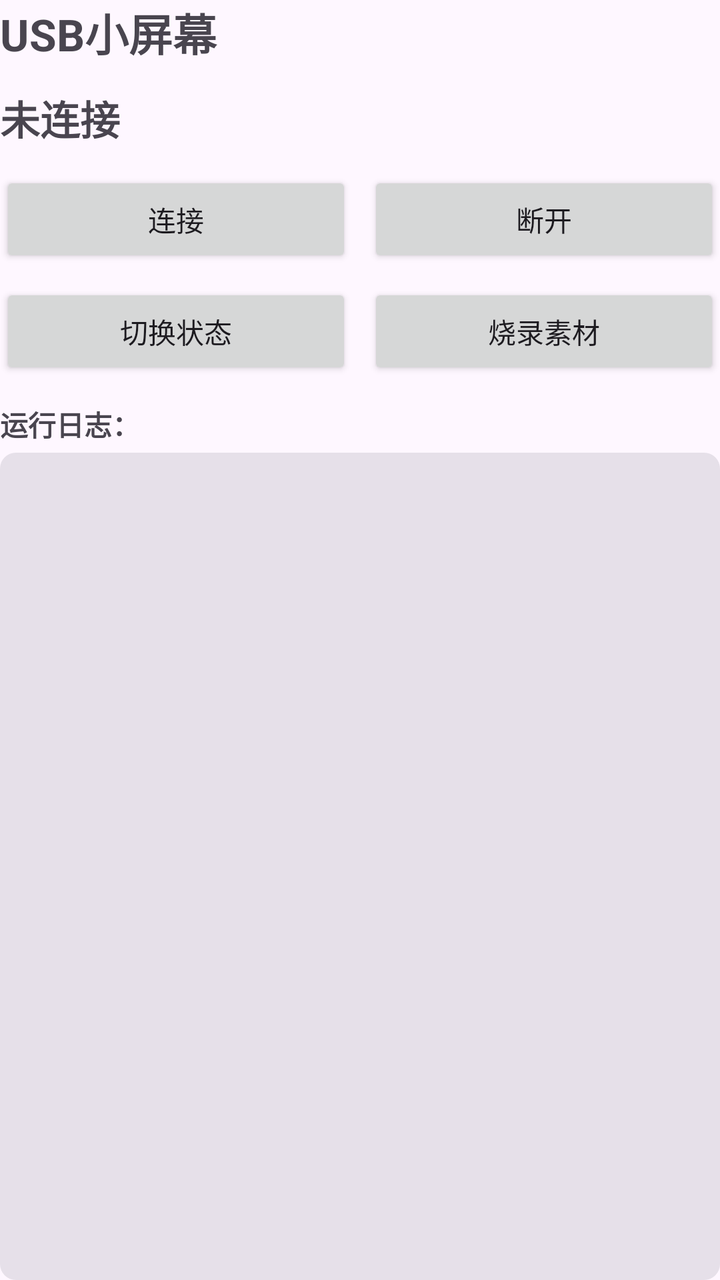
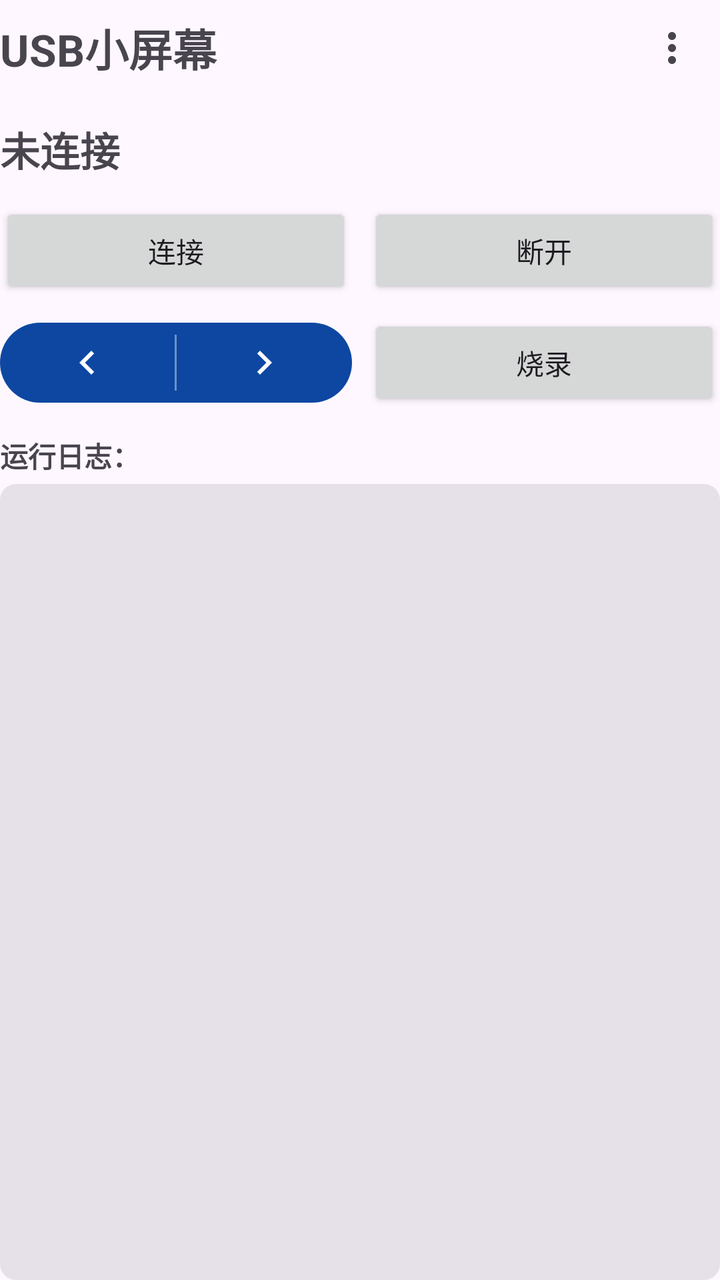

Screens rendered from an Android XML layout before and after an edit, with the pre-edit source and the edit as a unified diff.
<!-- AndroidManifest.xml: application theme Theme.USBScreen -->
<!-- res/layout/activity_main.xml -->
<?xml version="1.0" encoding="utf-8"?>
<LinearLayout xmlns:android="http://schemas.android.com/apk/res/android"
    xmlns:app="http://schemas.android.com/apk/res-auto"
    android:id="@+id/root"
    android:layout_width="match_parent"
    android:layout_height="match_parent"
    android:orientation="vertical">

    <TextView
        android:id="@+id/tv_title"
        android:layout_width="match_parent"
        android:layout_height="wrap_content"
        android:text="@string/app_name"
        android:textSize="22sp"
        android:textStyle="bold" />

    <LinearLayout
        android:layout_width="match_parent"
        android:layout_height="wrap_content"
        android:layout_marginTop="12dp"
        android:orientation="horizontal"
        android:gravity="center_vertical">

        <TextView
            android:id="@+id/tv_status"
            android:layout_width="0dp"
            android:layout_height="wrap_content"
            android:layout_weight="1"
            android:text="@string/status_disconnected"
            android:textSize="20sp"
            android:textStyle="bold" />

        <TextView
            android:id="@+id/tv_state"
            android:layout_width="wrap_content"
            android:layout_height="wrap_content"
            android:layout_marginStart="8dp"
            android:textSize="16sp"
            android:textStyle="bold" />
    </LinearLayout>

    <LinearLayout
        android:layout_width="match_parent"
        android:layout_height="wrap_content"
        android:layout_marginTop="12dp"
        android:orientation="horizontal">

        <Button
            android:id="@+id/btn_connect"
            android:layout_width="0dp"
            android:layout_height="wrap_content"
            android:layout_weight="1"
            android:text="@string/btn_connect" />

        <Button
            android:id="@+id/btn_disconnect"
            android:layout_width="0dp"
            android:layout_height="wrap_content"
            android:layout_weight="1"
            android:layout_marginStart="8dp"
            android:text="@string/btn_disconnect" />
    </LinearLayout>

    <LinearLayout
        android:layout_width="match_parent"
        android:layout_height="wrap_content"
        android:layout_marginTop="8dp"
        android:orientation="horizontal">

        <Button
            android:id="@+id/btn_switch_state"
            android:layout_width="0dp"
            android:layout_height="wrap_content"
            android:layout_weight="1"
            android:text="@string/btn_switch_state" />

        <Button
            android:id="@+id/btn_flash"
            android:layout_width="0dp"
            android:layout_height="wrap_content"
            android:layout_weight="1"
            android:layout_marginStart="8dp"
            android:text="@string/btn_flash" />
    </LinearLayout>

    <TextView
        android:layout_width="match_parent"
        android:layout_height="wrap_content"
        android:layout_marginTop="12dp"
        android:text="@string/log_title"
        android:textSize="14sp"
        android:textStyle="bold" />

    <ScrollView
        android:id="@+id/log_scroll"
        android:layout_width="match_parent"
        android:layout_height="0dp"
        android:layout_marginTop="4dp"
        android:layout_weight="1"
        android:background="@drawable/log_bg"
        android:clipToPadding="false"
        android:fillViewport="true"
        android:scrollbars="vertical">

        <TextView
            android:id="@+id/tv_log"
            android:layout_width="match_parent"
            android:layout_height="wrap_content"
            android:fontFamily="monospace"
            android:padding="8dp"
            android:textIsSelectable="true"
            android:textSize="12sp" />
    </ScrollView>
</LinearLayout>
<!-- resources referenced by this layout -->
<resources>
  <!-- drawable log_bg (drawable) -->
  <?xml version="1.0" encoding="utf-8"?>
  <shape xmlns:android="http://schemas.android.com/apk/res/android"
      android:shape="rectangle">
      <solid android:color="?attr/colorSurfaceContainerHighest" />
      <corners android:radius="8dp" />
  </shape>
  <string name="app_name">USB小屏幕</string>
  <string name="btn_connect">连接</string>
  <string name="btn_disconnect">断开</string>
  <string name="btn_flash">烧录素材</string>
  <string name="btn_switch_state">切换状态</string>
  <string name="log_title">运行日志：</string>
  <string name="status_disconnected">未连接</string>
  <style name="Theme.USBScreen" parent="Theme.Material3.DayNight.NoActionBar">
          <item name="colorPrimary">@color/ic_launcher_background</item>
      </style>
  <color name="ic_launcher_background">#0D47A1</color>
</resources>

<!-- the commit's change to res/layout/activity_main.xml (unified diff, before → after) -->
@@ -6,13 +6,29 @@
     android:layout_height="match_parent"
     android:orientation="vertical">
 
-    <TextView
-        android:id="@+id/tv_title"
+    <LinearLayout
         android:layout_width="match_parent"
         android:layout_height="wrap_content"
-        android:text="@string/app_name"
-        android:textSize="22sp"
-        android:textStyle="bold" />
+        android:gravity="center_vertical"
+        android:orientation="horizontal">
+
+        <TextView
+            android:id="@+id/tv_title"
+            android:layout_width="0dp"
+            android:layout_height="wrap_content"
+            android:layout_weight="1"
+            android:text="@string/app_name"
+            android:textSize="22sp"
+            android:textStyle="bold" />
+
+        <ImageButton
+            android:id="@+id/btn_menu"
+            android:layout_width="48dp"
+            android:layout_height="48dp"
+            android:background="?attr/selectableItemBackgroundBorderless"
+            android:contentDescription="@string/menu_title"
+            android:src="@drawable/ic_menu_more" />
+    </LinearLayout>
 
     <LinearLayout
         android:layout_width="match_parent"
@@ -67,12 +83,54 @@
         android:layout_marginTop="8dp"
         android:orientation="horizontal">
 
-        <Button
-            android:id="@+id/btn_switch_state"
+        <LinearLayout
             android:layout_width="0dp"
-            android:layout_height="wrap_content"
+            android:layout_height="48dp"
             android:layout_weight="1"
-            android:text="@string/btn_switch_state" />
+            android:background="@drawable/bg_state_switch"
+            android:gravity="center_vertical"
+            android:orientation="horizontal">
+
+            <FrameLayout
+                android:id="@+id/btn_state_prev"
+                android:layout_width="0dp"
+                android:layout_height="match_parent"
+                android:layout_weight="1"
+                android:background="@drawable/bg_state_switch_half_left">
+
+                <ImageView
+                    android:layout_width="wrap_content"
+                    android:layout_height="wrap_content"
+                    android:layout_gravity="center"
+                    android:contentDescription="@string/btn_state_prev"
+                    android:src="@drawable/ic_arrow_left"
+                    app:tint="?attr/colorOnPrimary" />
+            </FrameLayout>
+
+            <View
+                android:layout_width="1dp"
+                android:layout_height="match_parent"
+                android:layout_marginTop="6dp"
+                android:layout_marginBottom="6dp"
+                android:alpha="0.4"
+                android:background="?attr/colorOnPrimary" />
+
+            <FrameLayout
+                android:id="@+id/btn_state_next"
+                android:layout_width="0dp"
+                android:layout_height="match_parent"
+                android:layout_weight="1"
+                android:background="@drawable/bg_state_switch_half_right">
+
+                <ImageView
+                    android:layout_width="wrap_content"
+                    android:layout_height="wrap_content"
+                    android:layout_gravity="center"
+                    android:contentDescription="@string/btn_state_next"
+                    android:src="@drawable/ic_arrow_right"
+                    app:tint="?attr/colorOnPrimary" />
+            </FrameLayout>
+        </LinearLayout>
 
         <Button
             android:id="@+id/btn_flash"
<!-- resource entries referenced after the edit -->
@@ -1,5 +1,73 @@
 <!-- resources referenced by this layout -->
 <resources>
+  <!-- drawable bg_state_switch (drawable) -->
+  <?xml version="1.0" encoding="utf-8"?>
+  <ripple xmlns:android="http://schemas.android.com/apk/res/android"
+      android:color="?attr/colorOnPrimary">
+      <item>
+          <inset
+              android:insetTop="4dp"
+              android:insetBottom="4dp">
+              <shape android:shape="rectangle">
+                  <corners android:radius="100dp" />
+                  <solid android:color="?attr/colorPrimary" />
+              </shape>
+          </inset>
+      </item>
+  </ripple>
+  <!-- drawable bg_state_switch_half_left (drawable) -->
+  <?xml version="1.0" encoding="utf-8"?>
+  <ripple xmlns:android="http://schemas.android.com/apk/res/android"
+      android:color="?attr/colorOnPrimary">
+      <item android:id="@android:id/mask">
+          <inset
+              android:insetTop="4dp"
+              android:insetBottom="4dp">
+              <shape android:shape="rectangle">
+                  <corners
+                      android:topLeftRadius="100dp"
+                      android:topRightRadius="0dp"
+                      android:bottomRightRadius="0dp"
+                      android:bottomLeftRadius="100dp" />
+                  <solid android:color="@android:color/white" />
+              </shape>
+          </inset>
+      </item>
+  </ripple>
+  <!-- drawable ic_arrow_left (drawable) -->
+  <?xml version="1.0" encoding="utf-8"?>
+  <vector xmlns:android="http://schemas.android.com/apk/res/android"
+      android:width="24dp"
+      android:height="24dp"
+      android:viewportWidth="24"
+      android:viewportHeight="24">
+      <path
+          android:fillColor="@android:color/white"
+          android:pathData="M15.41,7.41L14,6l-6,6 6,6 1.41,-1.41L10.83,12z" />
+  </vector>
+  <!-- drawable ic_arrow_right (drawable) -->
+  <?xml version="1.0" encoding="utf-8"?>
+  <vector xmlns:android="http://schemas.android.com/apk/res/android"
+      android:width="24dp"
+      android:height="24dp"
+      android:viewportWidth="24"
+      android:viewportHeight="24">
+      <path
+          android:fillColor="@android:color/white"
+          android:pathData="M10,6L8.59,7.41 13.17,12l-4.58,4.59L10,18l6,-6z" />
+  </vector>
+  <!-- drawable ic_menu_more (drawable) -->
+  <?xml version="1.0" encoding="utf-8"?>
+  <vector xmlns:android="http://schemas.android.com/apk/res/android"
+      android:width="24dp"
+      android:height="24dp"
+      android:viewportWidth="24"
+      android:viewportHeight="24"
+      android:tint="?attr/colorControlNormal">
+      <path
+          android:fillColor="@android:color/white"
+          android:pathData="M12,8c1.1,0 2,-0.9 2,-2s-0.9,-2 -2,-2 -2,0.9 -2,2 0.9,2 2,2zM12,10c-1.1,0 -2,0.9 -2,2s0.9,2 2,2 2,-0.9 2,-2 -0.9,-2 -2,-2zM12,16c-1.1,0 -2,0.9 -2,2s0.9,2 2,2 2,-0.9 2,-2 -0.9,-2 -2,-2z" />
+  </vector>
   <!-- drawable log_bg (drawable) -->
   <?xml version="1.0" encoding="utf-8"?>
   <shape xmlns:android="http://schemas.android.com/apk/res/android"
@@ -10,9 +78,11 @@
   <string name="app_name">USB小屏幕</string>
   <string name="btn_connect">连接</string>
   <string name="btn_disconnect">断开</string>
-  <string name="btn_flash">烧录素材</string>
-  <string name="btn_switch_state">切换状态</string>
+  <string name="btn_flash">烧录</string>
+  <string name="btn_state_next">下一个</string>
+  <string name="btn_state_prev">上一个</string>
   <string name="log_title">运行日志：</string>
+  <string name="menu_title">菜单</string>
   <string name="status_disconnected">未连接</string>
   <style name="Theme.USBScreen" parent="Theme.Material3.DayNight.NoActionBar">
           <item name="colorPrimary">@color/ic_launcher_background</item>
